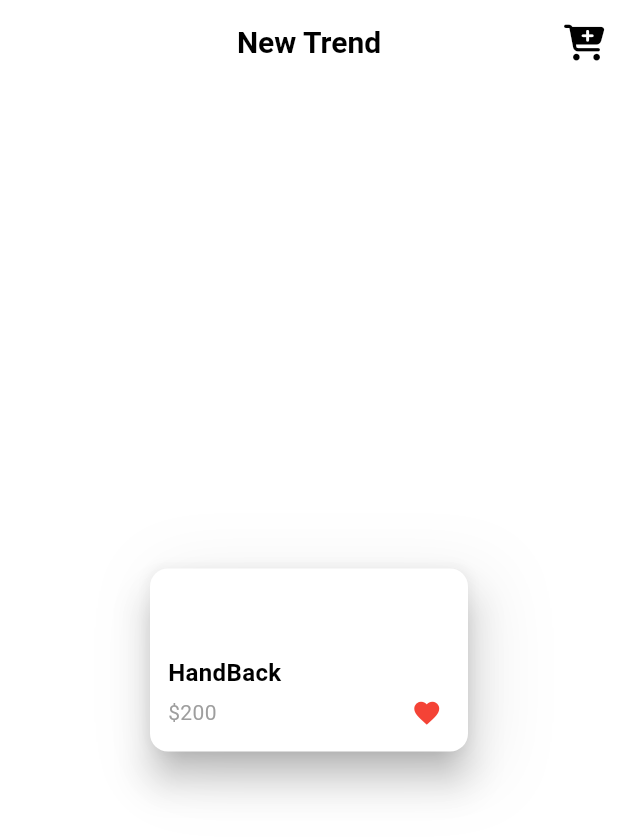
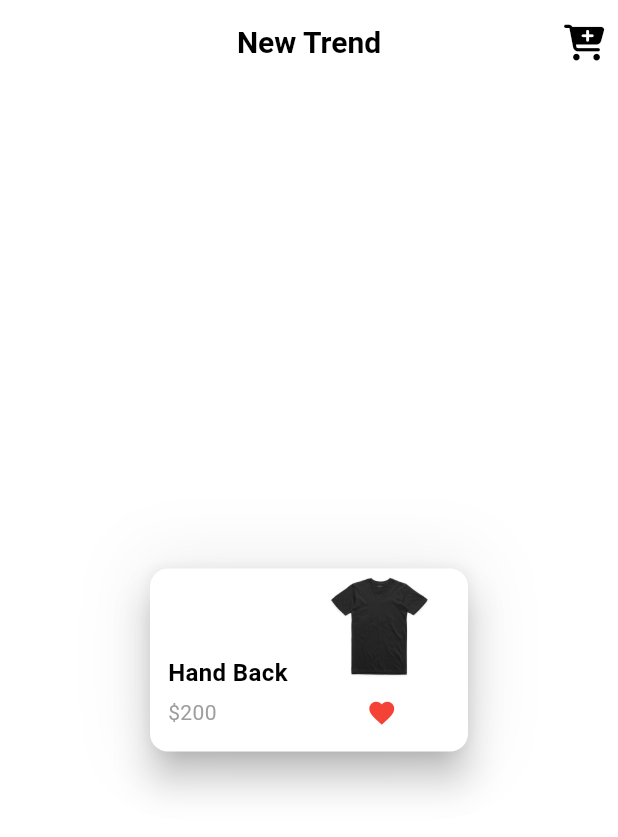
Before and after one commit to elshaarawy7/storeApp, a Flutter app: the screen it shows after launch, on a phone screen of 412 x 824 dp. Shown: the top 837 px of the screen. Run offline on Flutter 3.47's test engine with Material 3 defaults, Android fonts, the phone set to English and light mode, and no system bars; our stand-ins replace font_awesome_flutter.

Commit message:
edit in home page

```diff
--- a/lib/pages/home_page.dart
+++ b/lib/pages/home_page.dart
@@ -29,33 +29,33 @@ class HomePage extends StatelessWidget {
         centerTitle: true,
       ),
       body: Center(
-        child: Container(
+        child:Stack(
+          children: [
+            Container(
               height: 130,
               width: 220,
-           decoration:  BoxDecoration(
+              decoration: BoxDecoration(
                 boxShadow: [
                   BoxShadow(
-              blurRadius:40 ,
-              color: Colors.grey.withOpacity(.2) ,
-              spreadRadius: 0 ,
-              offset: Offset(10, 10)
-            )
+                    blurRadius: 40 ,
+                    color: Colors.grey.withOpacity(.2)
+                  ) ,
                 ]
               ),
-          child: const Card(
+              child:  Card(
+                 color: Colors.white,
                 elevation: 10,
-           color: Colors.white,
-            child:Padding(
-              padding:  EdgeInsets.symmetric(horizontal: 12 , vertical: 16),
+                child: Padding(
+                  padding: const EdgeInsets.symmetric(horizontal: 12 , vertical: 16),
                   child: Column(
                     crossAxisAlignment: CrossAxisAlignment.start,
                     mainAxisAlignment: MainAxisAlignment.end,
                    children: [
-                   Text("HandBack" , style: TextStyle(
+                    Text("Hand Back" , style: TextStyle(
                       color: Colors.black ,
-                    fontSize: 16,
-                    fontWeight: FontWeight.bold,
-                   ),)  ,
+                      fontSize: 16 ,
+                      fontWeight: FontWeight.bold ,
+                    ),) ,
 
                     SizedBox(height: 5,) ,
 
@@ -63,20 +63,29 @@ class HomePage extends StatelessWidget {
                       children: [
                         Text(r"$200" , style: TextStyle(
                           color: Colors.grey ,
-                        fontSize: 14,
+                          fontSize: 14 ,
+
                         ),) ,
 
-                       SizedBox(width: 130,),
+                        SizedBox(width: 100,) ,
 
                         Icon(Icons.favorite , color: Colors.red , size: 20,),
                       ],
-                   )
+                    ),
+
 
 
                    ],
                   ),
+                ),
+              ),
+            ),
+           Positioned(
+            left: 120,
+            bottom: 50,
+            child: Image.asset("lib/pages/a9344904-4ccb-43a6-b23b-7e8d2a7e637d.jpg" , height: 75,),
            )
-          ),
+          ],
         ),
       )
     );
--- a/pubspec.yaml
+++ b/pubspec.yaml
@@ -61,8 +61,8 @@ flutter:
   uses-material-design: true
 
   # To add assets to your application, add an assets section, like this:
-  # assets:
-  #   - images/a_dot_burr.jpeg
+  assets:
+   - lib/pages/a9344904-4ccb-43a6-b23b-7e8d2a7e637d.jpg
   #   - images/a_dot_ham.jpeg
 
   # An image asset can refer to one or more resolution-specific "variants", see
```
Also changed, not shown: lib/pages/a9344904-4ccb-43a6-b23b-7e8d2a7e637d.jpg (added). Lines whose indentation alone changed are shown as unchanged.
